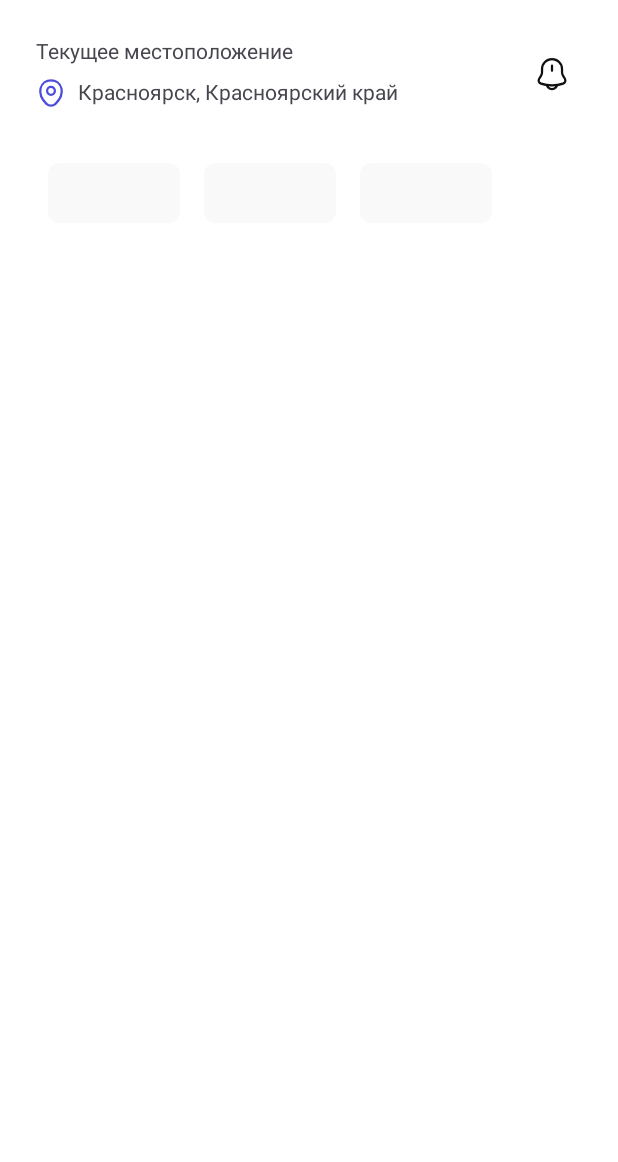
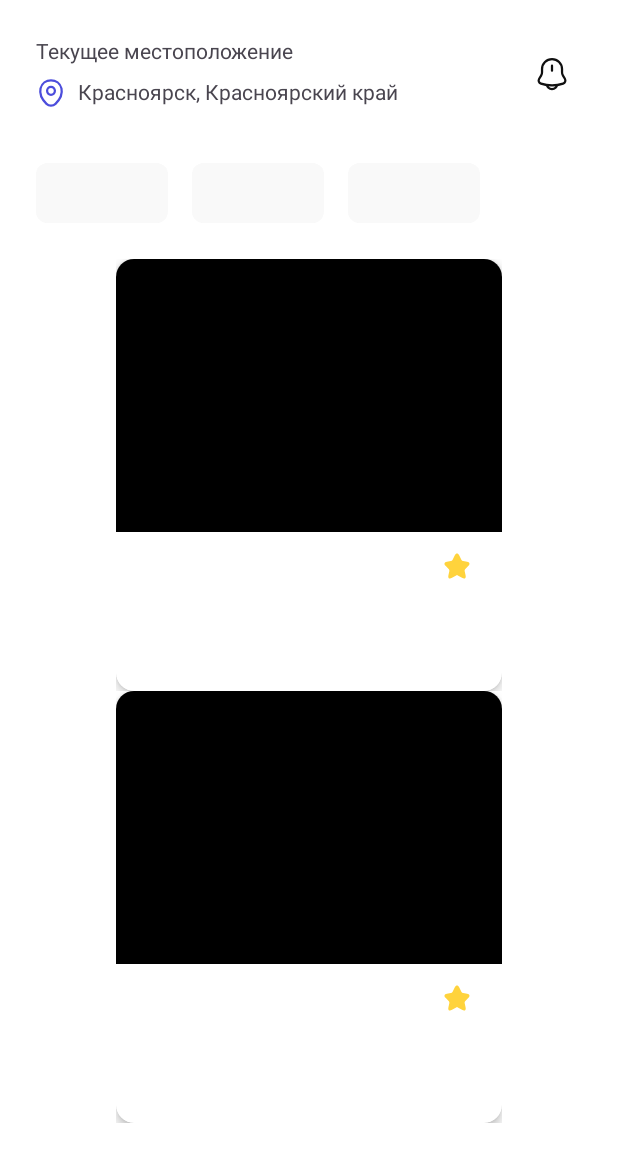
Before and after one commit to Fargo02/Booking, an Android app: the layout fragment_home.xml on its own in the app's theme, with its tools: preview values and no code run, on a phone screen of 412 x 824 dp. Shown: the top 1162 px of the screen. Run offline under Robolectric (Android 15) with nearby library versions, the phone set to English and light mode, and no system bars; network calls fail.

Commit message:
Добавил RecycleView Location и фото

```diff
--- a/app/src/main/java/com/example/booking/ui/detail/DetailsFragment.kt
+++ b/app/src/main/java/com/example/booking/ui/detail/DetailsFragment.kt
@@ -1,6 +1,30 @@
 package com.example.booking.ui.detail
 
-// TODO: Rename parameter arguments, choose names that match
-// the fragment initialization parameters, e.g. ARG_ITEM_NUMBER
-private const val ARG_PARAM1 = "param1"
-private const val ARG_PARAM2 = "param2"
+import android.os.Bundle
+import android.view.LayoutInflater
+import android.view.View
+import android.view.ViewGroup
+import androidx.core.os.bundleOf
+import com.example.booking.databinding.FragmentDetailsBinding
+import com.example.booking.utils.BindingFragment
+
+class DetailsFragment(): BindingFragment<FragmentDetailsBinding>() {
+
+    override fun createBinding(inflater: LayoutInflater, container: ViewGroup?): FragmentDetailsBinding {
+        return FragmentDetailsBinding.inflate(inflater, container, false)
+    }
+
+    override fun onViewCreated(view: View, savedInstanceState: Bundle?) {
+        super.onViewCreated(view, savedInstanceState)
+    }
+
+    companion object {
+        const val LOCATION = "location"
+        fun createArgs(locationName: String): Bundle =
+            bundleOf(LOCATION to locationName)
+        /*
+        Создать запрос Details по полученному названию локации,
+        соотвественно добавить json файл с информацией
+         */
+    }
+}
--- /dev/null
+++ b/app/src/main/java/com/example/booking/ui/home/LocationAdapter.kt
@@ -0,0 +1,22 @@
+package com.example.booking.ui.home
+
+import android.view.LayoutInflater
+import android.view.ViewGroup
+import androidx.recyclerview.widget.RecyclerView
+import com.example.booking.databinding.LocationItemBinding
+import com.example.booking.domain.model.CategoryItems
+
+class LocationAdapter(): RecyclerView.Adapter<LocationViewHolder>() {
+
+    val locations = ArrayList<CategoryItems>()
+
+    override fun onCreateViewHolder(parent: ViewGroup, viewType: Int): LocationViewHolder {
+        val layoutInspector = LayoutInflater.from(parent.context)
+        return LocationViewHolder(LocationItemBinding.inflate(layoutInspector, parent, false))
+    }
+
+    override fun onBindViewHolder(holder: LocationViewHolder, position: Int) = holder.bind(locations[position])
+
+    override fun getItemCount(): Int = locations.size
+
+}
--- /dev/null
+++ b/app/src/main/java/com/example/booking/ui/home/LocationViewHolder.kt
@@ -0,0 +1,16 @@
+package com.example.booking.ui.home
+
+import androidx.recyclerview.widget.RecyclerView
+import com.bumptech.glide.Glide
+import com.example.booking.databinding.LocationItemBinding
+import com.example.booking.domain.model.CategoryItems
+
+class LocationViewHolder(
+    private val binding: LocationItemBinding
+): RecyclerView.ViewHolder(binding.root) {
+
+    fun bind(model: CategoryItems) {
+        Glide.with(binding.locationImage.context)
+
+    }
+}
--- /dev/null
+++ b/app/src/main/res/drawable/placeholder.xml
@@ -0,0 +1,10 @@
+<?xml version="1.0" encoding="utf-8"?>
+<vector xmlns:android="http://schemas.android.com/apk/res/android"
+    android:width="257dp"
+    android:height="182dp"
+    android:viewportWidth="257"
+    android:viewportHeight="182">
+    <path
+        android:fillColor="@color/black"
+        android:pathData="M0,0h257v182h-257z" />
+</vector>
--- /dev/null
+++ b/app/src/main/res/drawable/star.xml
@@ -0,0 +1,9 @@
+<vector xmlns:android="http://schemas.android.com/apk/res/android"
+    android:width="20dp"
+    android:height="21dp"
+    android:viewportWidth="20"
+    android:viewportHeight="21">
+  <path
+      android:pathData="M11.442,3.425L12.908,6.358C13.108,6.767 13.642,7.158 14.092,7.233L16.75,7.675C18.45,7.958 18.85,9.192 17.625,10.408L15.558,12.475C15.208,12.825 15.017,13.5 15.125,13.983L15.717,16.542C16.183,18.567 15.108,19.35 13.317,18.292L10.825,16.817C10.375,16.55 9.633,16.55 9.175,16.817L6.683,18.292C4.9,19.35 3.817,18.558 4.283,16.542L4.875,13.983C4.983,13.5 4.792,12.825 4.442,12.475L2.375,10.408C1.158,9.192 1.55,7.958 3.25,7.675L5.908,7.233C6.35,7.158 6.883,6.767 7.083,6.358L8.55,3.425C9.35,1.833 10.65,1.833 11.442,3.425Z"
+      android:fillColor="#FFD33C"/>
+</vector>
--- a/app/src/main/res/layout/categories_item.xml
+++ b/app/src/main/res/layout/categories_item.xml
@@ -4,8 +4,7 @@
     android:layout_height="wrap_content"
     xmlns:app="http://schemas.android.com/apk/res-auto"
     xmlns:tools="http://schemas.android.com/tools"
-    android:layout_marginEnd="@dimen/value_8dp"
-    android:layout_marginStart="@dimen/value_8dp">
+    android:layout_marginEnd="@dimen/value_16dp">
 
     <com.google.android.material.button.MaterialButton
         android:id="@+id/button"
--- a/app/src/main/res/layout/fragment_home.xml
+++ b/app/src/main/res/layout/fragment_home.xml
@@ -86,6 +86,9 @@
         android:layout_width="wrap_content"
         android:layout_height="wrap_content"
         android:layout_marginTop="@dimen/value_32dp"
+        android:paddingEnd="@dimen/value_8dp"
+        android:paddingStart="@dimen/value_24dp"
+        android:clipToPadding="false"
         app:layout_constraintStart_toStartOf="@id/start_guideline_24dp"
         app:layout_constraintTop_toBottomOf="@id/location_image"
         app:layout_constraintEnd_toEndOf="@id/end_guideline_24dp"
@@ -95,4 +98,22 @@
         tools:listitem="@layout/categories_item"
         android:visibility="gone"/>
 
+    <androidx.recyclerview.widget.RecyclerView
+        android:id="@+id/location_list"
+        android:layout_width="wrap_content"
+        android:layout_height="wrap_content"
+        android:layout_marginTop="@dimen/value_24dp"
+        android:paddingEnd="@dimen/value_8dp"
+        android:paddingStart="24dp"
+        android:clipToPadding="false"
+        app:layout_constraintStart_toStartOf="@id/start_guideline_24dp"
+        app:layout_constraintTop_toBottomOf="@id/categories_list"
+        app:layout_constraintEnd_toEndOf="@id/end_guideline_24dp"
+        app:layout_goneMarginTop="100dp"
+        app:layoutManager="androidx.recyclerview.widget.LinearLayoutManager"
+        tools:itemCount="2"
+        tools:orientation="horizontal"
+        tools:listitem="@layout/location_item"
+        android:visibility="visible"/>
+
 </androidx.constraintlayout.widget.ConstraintLayout>
--- /dev/null
+++ b/app/src/main/res/layout/location_item.xml
@@ -0,0 +1,93 @@
+<?xml version="1.0" encoding="utf-8"?>
+<androidx.appcompat.widget.LinearLayoutCompat xmlns:android="http://schemas.android.com/apk/res/android"
+    xmlns:app="http://schemas.android.com/apk/res-auto"
+    android:layout_width="wrap_content"
+    android:layout_height="wrap_content"
+    xmlns:tool="http://schemas.android.com/tools"
+    android:layout_marginEnd="@dimen/value_16dp"
+    android:gravity="center"
+    android:background="@color/white"
+    android:orientation="vertical">
+    <androidx.cardview.widget.CardView
+        android:id="@+id/touchCard"
+        android:layout_width="match_parent"
+        android:layout_height="wrap_content"
+        app:cardCornerRadius="@dimen/value_12dp"
+        app:cardElevation="4dp">
+        <androidx.constraintlayout.widget.ConstraintLayout
+            android:layout_width="match_parent"
+            android:layout_height="match_parent">
+
+            <ImageView
+                android:id="@+id/location_image"
+                android:layout_width="match_parent"
+                android:layout_height="wrap_content"
+                android:src="@drawable/placeholder"
+                android:adjustViewBounds="true"
+                app:layout_constraintStart_toStartOf="parent"
+                app:layout_constraintTop_toTopOf="parent"/>
+
+            <TextView
+                android:id="@+id/title"
+                android:layout_width="wrap_content"
+                android:layout_height="wrap_content"
+                tool:text="The Aston Vill Hotel"
+                android:textColor="@color/black"
+                android:layout_marginStart="@dimen/value_12dp"
+                android:layout_marginTop="@dimen/value_12dp"
+                app:layout_constraintStart_toStartOf="parent"
+                app:layout_constraintTop_toBottomOf="@id/location_image"/>
+
+            <TextView
+                android:id="@+id/estimation"
+                android:layout_width="wrap_content"
+                android:layout_height="wrap_content"
+                tool:text="5.0"
+                android:layout_marginTop="@dimen/value_12dp"
+                android:layout_marginEnd="@dimen/value_12dp"
+                android:textColor="@color/black"
+                app:layout_constraintEnd_toEndOf="parent"
+                app:layout_constraintTop_toBottomOf="@id/location_image"/>
+
+            <ImageView
+                android:layout_width="wrap_content"
+                android:layout_height="wrap_content"
+                android:src="@drawable/star"
+                android:layout_marginTop="@dimen/value_12dp"
+                android:layout_marginEnd="@dimen/value_8dp"
+                app:layout_constraintEnd_toStartOf="@id/estimation"
+                app:layout_constraintTop_toBottomOf="@id/location_image"/>
+            <TextView
+                android:id="@+id/description"
+                android:layout_width="wrap_content"
+                android:layout_height="wrap_content"
+                tool:text="Alice Springs NT 0870, Australia"
+                android:textColor="@color/grey"
+                android:layout_marginTop="4dp"
+                android:layout_marginStart="@dimen/value_12dp"
+                app:layout_constraintStart_toStartOf="parent"
+                app:layout_constraintTop_toBottomOf="@id/title"/>
+            <TextView
+                android:id="@+id/price"
+                android:layout_width="wrap_content"
+                android:layout_height="wrap_content"
+                tool:text="$200.7"
+                android:textColor="@color/purple"
+                android:layout_marginStart="@dimen/value_12dp"
+                android:layout_marginTop="16dp"
+                app:layout_constraintStart_toStartOf="parent"
+                app:layout_constraintTop_toBottomOf="@id/description" />
+            <TextView
+                android:id="@+id/period"
+                android:layout_width="wrap_content"
+                android:layout_height="wrap_content"
+                tool:text="/night"
+                android:textColor="@color/grey"
+                android:layout_marginTop="16dp"
+                android:layout_marginBottom="@dimen/value_16dp"
+                app:layout_constraintStart_toEndOf="@id/price"
+                app:layout_constraintTop_toBottomOf="@id/description"
+                app:layout_constraintBottom_toBottomOf="parent"/>
+        </androidx.constraintlayout.widget.ConstraintLayout>
+    </androidx.cardview.widget.CardView>
+</androidx.appcompat.widget.LinearLayoutCompat>
--- a/app/src/main/res/values/dimens.xml
+++ b/app/src/main/res/values/dimens.xml
@@ -3,6 +3,7 @@
     <dimen name="value_5dp">5dp</dimen>
     <dimen name="value_6dp">6dp</dimen>
     <dimen name="value_8dp">8dp</dimen>
+    <dimen name="value_12dp">12dp</dimen>
     <dimen name="value_16dp">16dp</dimen>
     <dimen name="value_24dp">24dp</dimen>
     <dimen name="value_32dp">32dp</dimen>
```
Also changed, not shown: app/src/main/java/com/example/booking/database/Property1.png (added), app/src/main/java/com/example/booking/database/Property2.png (added), app/src/main/java/com/example/booking/database/Property3.png (added), app/src/main/java/com/example/booking/database/Property4.png (added), app/src/main/java/com/example/booking/database/Property5.png (added), app/src/main/java/com/example/booking/database/Property6.png (added).
